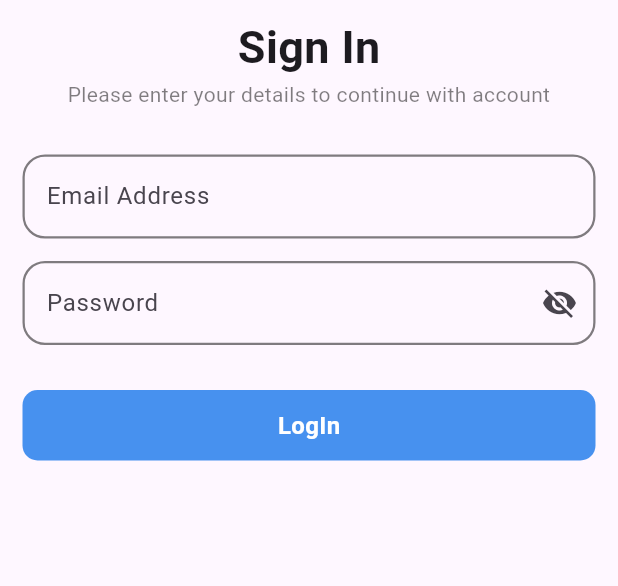
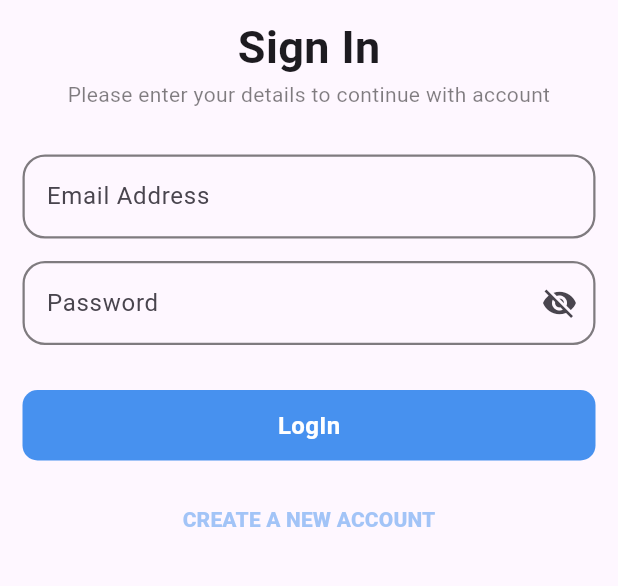
Before and after one commit to shahadat-coder/TeleChat, a Flutter app: the screen it shows after launch, on a phone screen of 412 x 824 dp, the part 210-796 px from its top. Run offline on Flutter 3.47's test engine with Material 3 defaults, Android fonts, the phone set to English and light mode, and no system bars; our stand-ins replace get, image_picker.

```diff
--- /dev/null
+++ b/lib/Models/user_model.dart
@@ -0,0 +1,34 @@
+class UserModel {
+  late String? email;
+  late String? name;
+  late String? phone;
+  late String? dateOfBirth;
+  late String? password;
+  late String? profilePicture;
+
+  UserModel({
+    this.email,
+    this.name,
+    this.phone,
+    this.dateOfBirth,
+    this.password,
+    this.profilePicture,
+  });
+
+  Map<String, dynamic> toRegister(){
+    return{
+      'name' : name,
+      'phone' : phone,
+      'password' : password,
+      'dateOfBirth' : dateOfBirth,
+      'email' : email,
+      'profile_picture' : profilePicture,
+    };
+  }
+  Map<String, dynamic> toLogIn(){
+    return{
+      'password' : password,
+      'email' : email,
+    };
+  }
+}
--- a/lib/views/auth/LoginScreen.dart
+++ b/lib/views/auth/LoginScreen.dart
@@ -1,4 +1,6 @@
 import 'package:chatting_app/controllers/auth_controller.dart';
+import 'package:chatting_app/utils/colors.dart';
+import 'package:chatting_app/views/auth/register_screen.dart';
 import 'package:chatting_app/widgets/custom_button.dart';
 import 'package:chatting_app/widgets/custom_text_field.dart';
 import 'package:flutter/material.dart';
@@ -14,13 +16,12 @@ class LoginScreen extends StatefulWidget {
 class _LoginScreenState extends State<LoginScreen> {
   @override
   Widget build(BuildContext context) {
-
     final controller = Get.put(AuthController());
 
     return Scaffold(
       body: SingleChildScrollView(
         child: Padding(
-          padding: EdgeInsets.all(15),
+          padding: const EdgeInsets.all(15),
           child: SafeArea(
               child: Center(
             child: Column(
@@ -33,36 +34,43 @@ class _LoginScreenState extends State<LoginScreen> {
                     width: 100,
                   ),
                 ),
-                SizedBox(
+                const SizedBox(
                   height: 10,
                 ),
-                Text(
-                    'Sign In',
+                const Text(
+                  'Sign In',
                   style: TextStyle(
                     fontWeight: FontWeight.w600,
                     fontSize: 30,
                   ),
-
                 ),
                 Text(
-                    'Please enter your details to continue with account',
+                  'Please enter your details to continue with account',
                   textAlign: TextAlign.center,
                   style: TextStyle(
                     color: Colors.black.withOpacity(.5),
                   ),
                 ),
-                SizedBox(
+                const SizedBox(
                   height: 30,
                 ),
-                const CustomTextField(label: 'Email Address',
-                  hintText: 'enter your email address',),
-                SizedBox(
+                CustomTextField(
+                  label: 'Email Address',
+                  hintText: 'enter your email address',
+                  onChanged: (value) {
+                    controller.userModel.value.email = value;
+                  },
+                ),
+                const SizedBox(
                   height: 15,
                 ),
-                 Obx(
+                Obx(
                   () => CustomTextField(
                     label: 'Password',
                     hintText: 'enter your password',
+                    onChanged: (value) {
+                      controller.userModel.value.password = value;
+                    },
                     isSecured: controller.isSecured.value,
                     trailing: IconButton(
                         onPressed: () {
@@ -74,12 +82,21 @@ class _LoginScreenState extends State<LoginScreen> {
                             : Icons.visibility)),
                   ),
                 ),
-                SizedBox(
+                const SizedBox(
                   height: 30,
                 ),
-
-                CustomButton(label: 'LogIn'),
-
+                const CustomButton(label: 'LogIn'),
+                const SizedBox(
+                  height: 15,
+                ),
+                TextButton(
+                    onPressed: () => Get.to(() => const RegisterScreen()),
+                    child: Text(
+                      'CREATE A NEW ACCOUNT',
+                      style: TextStyle(
+                          fontWeight: FontWeight.w800,
+                          color: AppColors.primary.withOpacity(0.5)),
+                    )),
               ],
             ),
           )),
--- a/lib/views/splash_screen/Splash_Screen.dart
+++ b/lib/views/splash_screen/Splash_Screen.dart
@@ -15,7 +15,6 @@ class _SplashScreenState extends State<SplashScreen> {
 
   @override
   void initState() {
-    // TODO: implement initState
     super.initState();
     Timer(const Duration(seconds: 5),(){
       Get.offAll(()=> const LoginScreen());
--- a/lib/widgets/custom_text_field.dart
+++ b/lib/widgets/custom_text_field.dart
@@ -6,11 +6,21 @@ class CustomTextField extends StatelessWidget {
   final String hintText;
   final bool? isSecured;
   final Widget? trailing;
-  const CustomTextField({super.key, required this.label, required this.hintText, this.isSecured, this.trailing,});
+  final void Function(String)? onChanged;
+
+  const CustomTextField({
+    super.key,
+    required this.label,
+    required this.hintText,
+    this.isSecured,
+    this.trailing,
+    this.onChanged,
+  });
 
   @override
   Widget build(BuildContext context) {
     return TextFormField(
+      onChanged: onChanged,
       obscureText: isSecured == true ? true : false,
      decoration: InputDecoration(
        enabledBorder: OutlineInputBorder(
--- a/pubspec.yaml
+++ b/pubspec.yaml
@@ -36,6 +36,7 @@ dependencies:
   # Use with the CupertinoIcons class for iOS style icons.
   cupertino_icons: ^1.0.8
   get: ^4.6.6
+  image_picker: ^1.1.2
 
 dev_dependencies:
   flutter_test:
```
Also changed, not shown: lib/controllers/auth_controller.dart (+17 -0 lines), lib/views/auth/register_screen.dart (added, +136 -0 lines), pubspec.lock, 8 other files.
